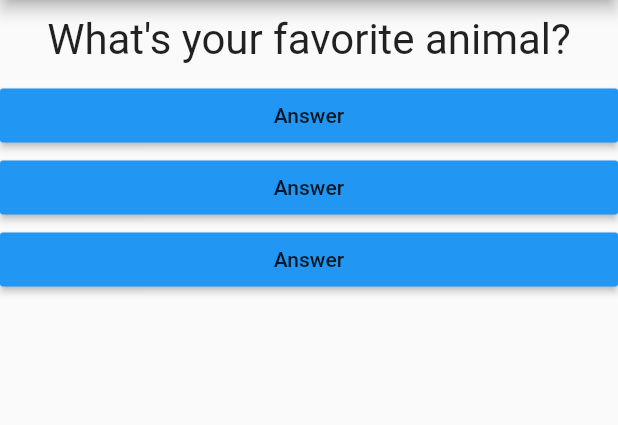
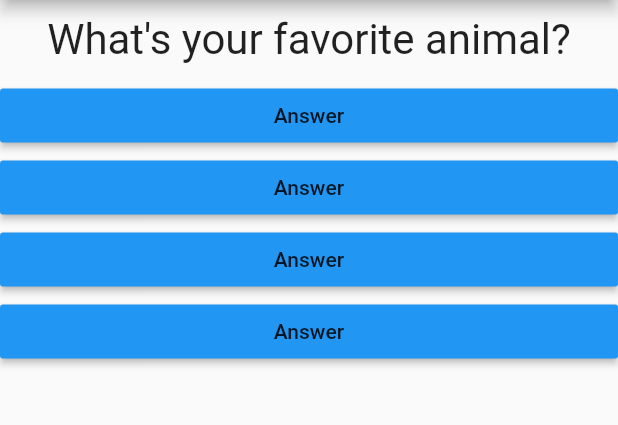
Before and after one commit to jdesfon/FLUTTER_courses, a Flutter app: the screen it shows after launch, after a tap on "Answer", on a phone screen of 412 x 824 dp, the part 84-509 px from its top. Run offline on Flutter 3.47's test engine with Material 2 defaults, Android fonts, the phone set to English and light mode, and no system bars.

Commit message:
feat: dynamic answers display

```diff
--- a/quizz_app/lib/answer.dart
+++ b/quizz_app/lib/answer.dart
@@ -2,8 +2,9 @@ import 'package:flutter/material.dart';
 
 class Answer extends StatelessWidget {
   final Function selectHandler;
+  final String answerText;
 
-  Answer(this.selectHandler);
+  Answer(this.selectHandler, this.answerText);
 
   @override
   Widget build(BuildContext context) {
--- a/quizz_app/lib/main.dart
+++ b/quizz_app/lib/main.dart
@@ -15,16 +15,30 @@ class _MyAppState extends State<MyApp> {
 
   void _answerQuestion() {
     setState(() {
-      _questionIndex == 0 ? _questionIndex = 1 : _questionIndex = 0;
+      if (_questionIndex < 2) {
+        _questionIndex =  _questionIndex + 1;
+      } else {
+        _questionIndex = 0;
+      }
     });
   }
 
   @override
   build(BuildContext context) {
     var questions = [
-      'What\'s your favorite color?',
-      'What\'s your favorite animal?',
-    ];
+      {
+        'questionText': 'What\'s your favorite color?',
+        'answers' : ['red', 'blue', 'green', 'yellow'],
+      },
+      {
+        'questionText': 'What\'s your favorite animal?',
+        'answers': ['dog', 'cat', 'rabbit', 'pig'],
+      },
+      {
+        'questionText': 'What\'s your favorite flavour?',
+        'answers': ['chocolate', 'vanilla', 'strawberry', 'mint'],
+      },
+     ];
 
     return MaterialApp(
       home: Scaffold(
@@ -33,10 +47,12 @@ class _MyAppState extends State<MyApp> {
         ),
         body: Column(
           children: [
-            Question(questions[_questionIndex]),
-            Answer(_answerQuestion),
-            Answer(_answerQuestion),
-            Answer(_answerQuestion),
+            Question(
+              questions[_questionIndex]['questionText'],
+            ),
+            ...(questions[_questionIndex]['answers'] as List<String>).map((answer) {
+              return Answer(_answerQuestion, answer);
+            }).toList(),
           ],
         ),
       ),
```
